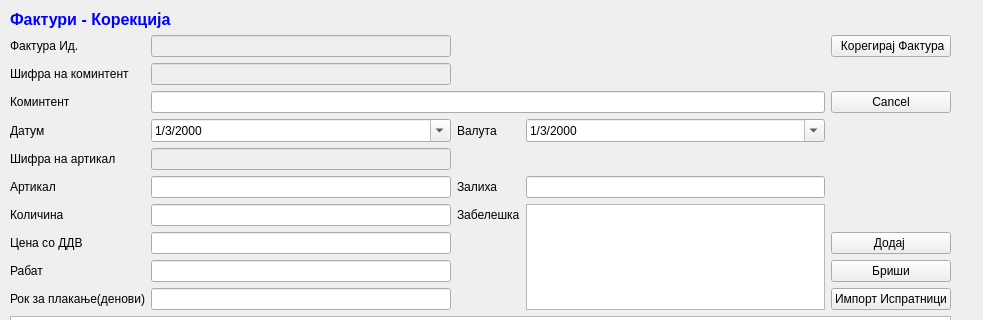
Old version of the form sterna/Priemnici/priemnicikorekcija.ui in the repository srgank/sterna_x; both pictures show x 0 to 983 and y 0 to 320 of the 983 by 657 pixel window.
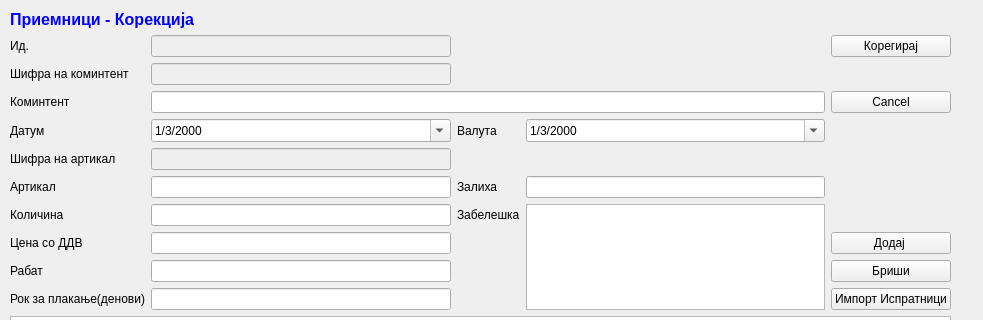
New version of the form. Icons and pictures are not drawn.

Diff of the .ui file:
```diff
--- a/sterna/Priemnici/priemnicikorekcija.ui
+++ b/sterna/Priemnici/priemnicikorekcija.ui
@@ -96,22 +96,22 @@
        <string>&lt;!DOCTYPE HTML PUBLIC &quot;-//W3C//DTD HTML 4.0//EN&quot; &quot;http://www.w3.org/TR/REC-html40/strict.dtd&quot;&gt;
 &lt;html&gt;&lt;head&gt;&lt;meta name=&quot;qrichtext&quot; content=&quot;1&quot; /&gt;&lt;style type=&quot;text/css&quot;&gt;
 p, li { white-space: pre-wrap; }
-&lt;/style&gt;&lt;/head&gt;&lt;body style=&quot; font-family:'MS Shell Dlg 2'; font-size:10pt; font-weight:400; font-style:normal;&quot;&gt;
-&lt;p style=&quot; margin-top:0px; margin-bottom:0px; margin-left:0px; margin-right:0px; -qt-block-indent:0; text-indent:0px;&quot;&gt;&lt;span style=&quot; font-size:12pt; font-weight:600; color:#0000ff;&quot;&gt;Фактури - Корекција&lt;/span&gt;&lt;/p&gt;&lt;/body&gt;&lt;/html&gt;</string>
+&lt;/style&gt;&lt;/head&gt;&lt;body style=&quot; font-family:'Sans Serif'; font-size:9pt; font-weight:400; font-style:normal;&quot;&gt;
+&lt;p style=&quot; margin-top:0px; margin-bottom:0px; margin-left:0px; margin-right:0px; -qt-block-indent:0; text-indent:0px;&quot;&gt;&lt;span style=&quot; font-family:'MS Shell Dlg 2'; font-size:12pt; font-weight:600; color:#0000ff;&quot;&gt;Приемници - Корекција&lt;/span&gt;&lt;/p&gt;&lt;/body&gt;&lt;/html&gt;</string>
       </property>
      </widget>
     </item>
     <item row="1" column="0">
      <widget class="QLabel" name="label_7">
       <property name="text">
-       <string>Фактура Ид.</string>
+       <string>Ид.</string>
       </property>
      </widget>
     </item>
     <item row="1" column="4">
      <widget class="QPushButton" name="pushButton_4">
       <property name="text">
-       <string> Корегирај Фактура</string>
+       <string> Корегирај </string>
       </property>
       <property name="icon">
        <iconset>
```
